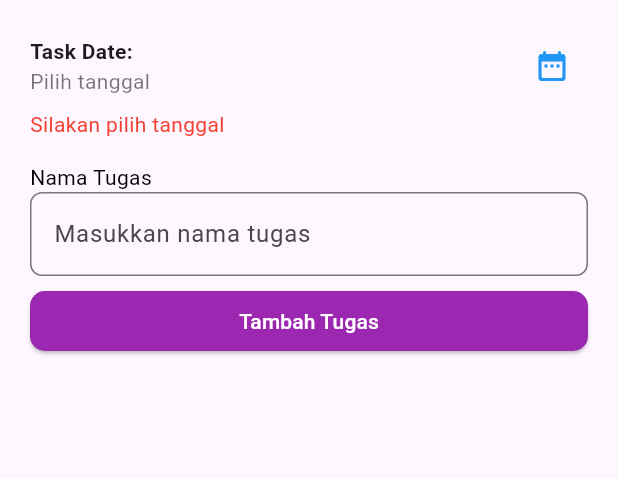
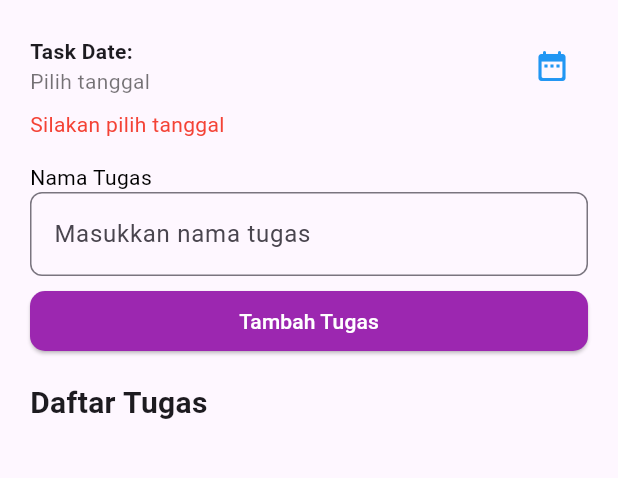
Before and after one commit to IAMHUDA/TodoApp_0049, a Flutter app: the screen it shows after launch, on a phone screen of 412 x 824 dp, the part 84-562 px from its top. Run offline on Flutter 3.47's test engine with Material 3 defaults, Android fonts, the phone set to English and light mode, and no system bars; missing offline and left inert: bottom_picker.

Commit message:
add teks

```diff
--- a/lib/todo_app.dart
+++ b/lib/todo_app.dart
@@ -143,7 +143,7 @@ class _TodoAppState extends State<TodoApp> {
                       width: double.infinity,
                       height: 40,
                       child: ElevatedButton(
-                        onPressed: (){},
+                        onPressed: _submitData,
                         style: ElevatedButton.styleFrom(
                           backgroundColor: Colors.purple,
                           shape: RoundedRectangleBorder(
@@ -156,6 +156,8 @@ class _TodoAppState extends State<TodoApp> {
                   ],
                 ),
               ),
+              const SizedBox(height: 20),
+              const Text("Daftar Tugas", style: TextStyle(fontSize: 20, fontWeight: FontWeight.bold)),
             ],
           ),
         ),
```
